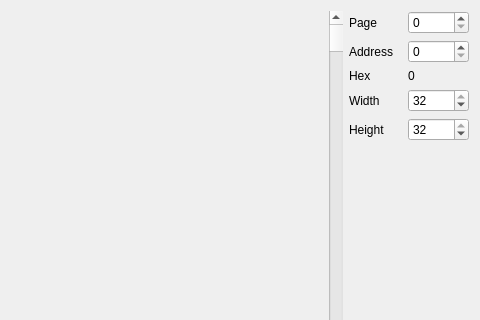
First picture: the form in ui/memviewer.ui, repository samstyle/Xpeccy, before the edit; both pictures show x 200 to 680 and y 0 to 320 of the 680 by 534 pixel window.
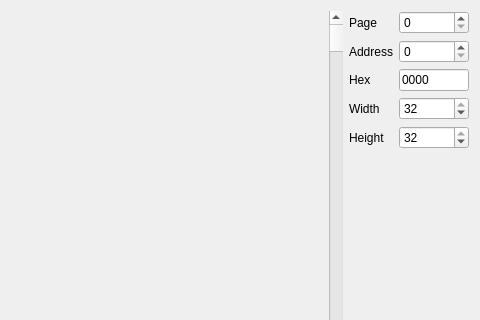
Second picture: the form after the edit. Icons and pictures are not drawn.

Commit message: build 20170120 [+] Input hex address in memory viewer [+] Gameboy sound emulation. Have a sync problems with SDL output

```diff
--- a/ui/memviewer.ui
+++ b/ui/memviewer.ui
@@ -95,13 +95,6 @@
          </property>
         </widget>
        </item>
-       <item row="2" column="1">
-        <widget class="QLabel" name="adrhex">
-         <property name="text">
-          <string>0</string>
-         </property>
-        </widget>
-       </item>
        <item row="2" column="0">
         <widget class="QLabel" name="label">
          <property name="text">
@@ -143,6 +136,16 @@
          </property>
         </widget>
        </item>
+       <item row="2" column="1">
+        <widget class="QLineEdit" name="adrHex">
+         <property name="inputMask">
+          <string>HHHH</string>
+         </property>
+         <property name="text">
+          <string>0000</string>
+         </property>
+        </widget>
+       </item>
       </layout>
      </item>
      <item>
```
Left out of the diff: 8 changed lines with no effect on the pictures. The commit also changes 15 other files.
